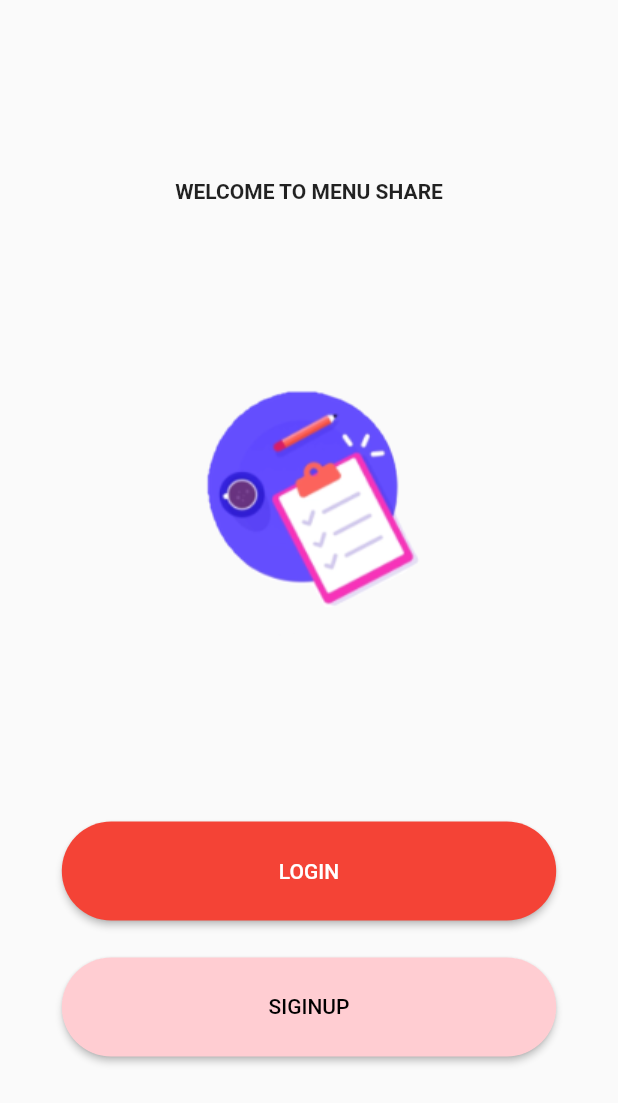
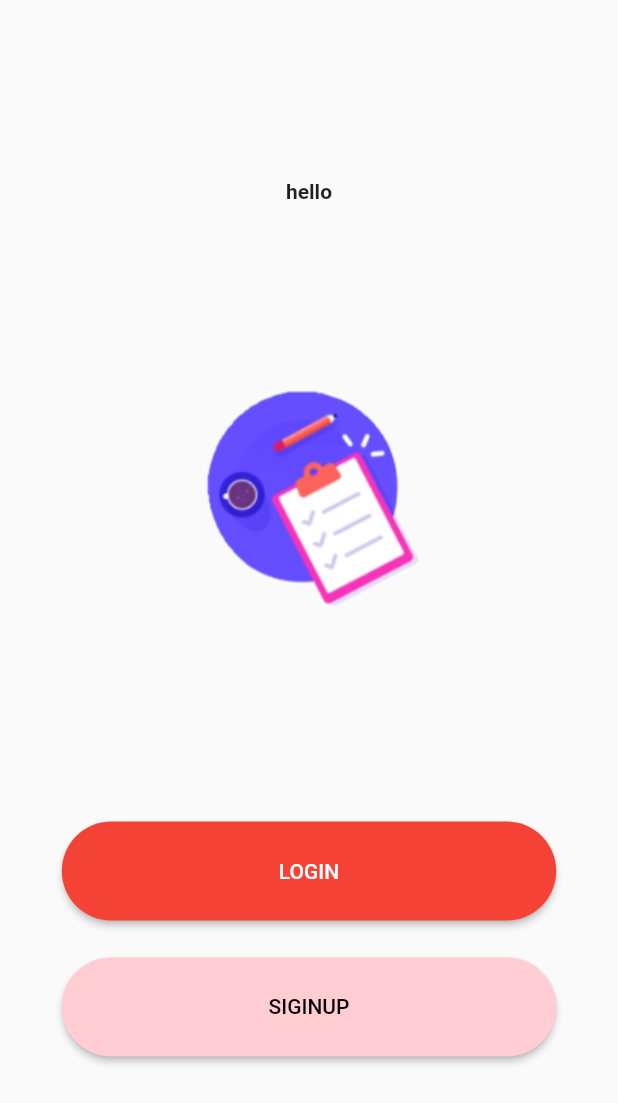
Before and after one commit to John-Thailand/menu_share, a Flutter app: the screen it shows after launch, on a phone screen of 412 x 824 dp. Shown: the top 1103 px of the screen. Run offline on Flutter 3.47's test engine with Material 2 defaults, Android fonts, the phone set to English and light mode, and no system bars; our stand-ins replace dotted_border, equatable, firebase_core, flutter_easyloading, get, get_storage and 1 more; accounts and stored records are empty.

Commit message:
Internationalizing Flutter apps

```diff
--- a/lib/app/modules/welcome/view.dart
+++ b/lib/app/modules/welcome/view.dart
@@ -3,6 +3,7 @@ import 'package:get/get.dart';
 import 'package:getx_todo_list/app/core/utils/extensions.dart';
 import 'package:getx_todo_list/app/routes/routes.dart';
 import 'package:getx_todo_list/app/widgets/rounded_button.dart';
+import 'package:getx_todo_list/generated/l10n.dart';
 
 class WelcomePage extends StatelessWidget {
   const WelcomePage({Key? key}) : super(key: key);
@@ -15,8 +16,9 @@ class WelcomePage extends StatelessWidget {
           child: Column(
             mainAxisSize: MainAxisSize.min,
             children: [
-              const Text(
-                'WELCOME TO MENU SHARE',
+              Text(
+                // 'WELCOME TO MENU SHARE',
+                S.of(context).hello,
                 style: TextStyle(
                   fontWeight: FontWeight.bold,
                 ),
--- /dev/null
+++ b/lib/l10n/intl_en.arb
@@ -0,0 +1,6 @@
+{
+    "hello": "hello",
+    "@hello": {
+        "decription": "hello"
+    }
+}
--- /dev/null
+++ b/lib/l10n/intl_ja.arb
@@ -0,0 +1,6 @@
+{
+    "hello": "こんにちは",
+    "@hello": {
+        "decription": "こんにちは"
+    }
+}
--- a/lib/main.dart
+++ b/lib/main.dart
@@ -6,6 +6,8 @@ import 'package:getx_todo_list/app/data/services/storage/services.dart';
 import 'package:get_storage/get_storage.dart';
 import 'package:getx_todo_list/app/modules/welcome/view.dart';
 import 'package:getx_todo_list/app/routes/pages.dart';
+import 'package:flutter_localizations/flutter_localizations.dart';
+import 'generated/l10n.dart';
 
 void main() async {
   // init firebase
@@ -32,6 +34,13 @@ class MyApp extends StatelessWidget {
       // initialBinding: HomeBinding(),
       getPages: getPages(),
       home: const WelcomePage(),
+      localizationsDelegates: const [
+        S.delegate,
+        GlobalMaterialLocalizations.delegate,
+        GlobalWidgetsLocalizations.delegate,
+        GlobalCupertinoLocalizations.delegate,
+      ],
+      supportedLocales: S.delegate.supportedLocales,
     );
   }
 }
```
Also changed, not shown: pubspec.yaml (+4 -5 lines), lib/generated/intl/messages_all.dart (added), lib/generated/intl/messages_en.dart (added), lib/generated/intl/messages_ja.dart (added), lib/generated/l10n.dart (added), pubspec.lock, 1 other file.
